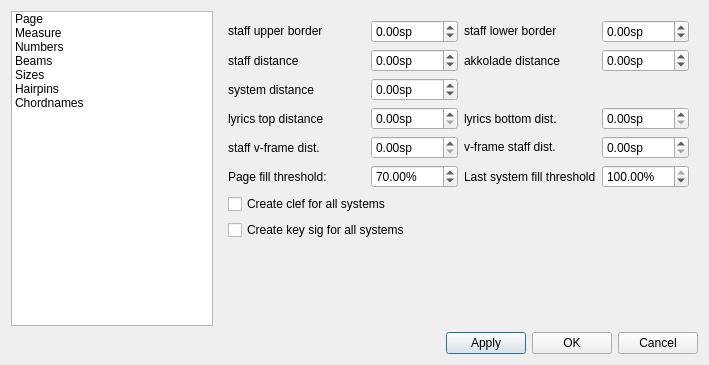
Before: the Qt Designer form mscore/mscore/editstyle.ui in musescore/musescore-old, drawn with Qt 5.
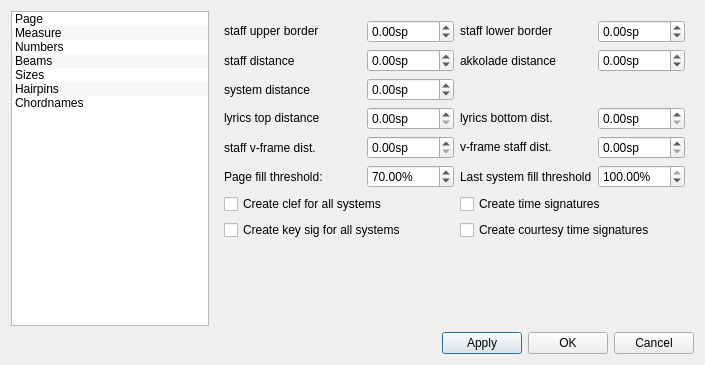
After: the same form once the commit is applied.

What changed in the file:
```diff
--- a/mscore/mscore/editstyle.ui
+++ b/mscore/mscore/editstyle.ui
@@ -5,7 +5,7 @@
    <rect>
     <x>0</x>
     <y>0</y>
-    <width>709</width>
+    <width>705</width>
     <height>365</height>
    </rect>
   </property>
@@ -16,11 +16,23 @@
    <item row="0" column="0" >
     <widget class="QListWidget" name="pageList" >
      <property name="sizePolicy" >
-      <sizepolicy vsizetype="Expanding" hsizetype="Preferred" >
+      <sizepolicy vsizetype="Expanding" hsizetype="Maximum" >
        <horstretch>0</horstretch>
        <verstretch>0</verstretch>
       </sizepolicy>
      </property>
+     <property name="horizontalScrollBarPolicy" >
+      <enum>Qt::ScrollBarAlwaysOff</enum>
+     </property>
+     <property name="alternatingRowColors" >
+      <bool>true</bool>
+     </property>
+     <property name="resizeMode" >
+      <enum>QListView::Adjust</enum>
+     </property>
+     <property name="uniformItemSizes" >
+      <bool>true</bool>
+     </property>
      <property name="currentRow" >
       <number>-1</number>
      </property>
@@ -194,6 +206,12 @@
        </item>
        <item row="3" column="0" >
         <widget class="QLabel" name="label_34" >
+         <property name="sizePolicy" >
+          <sizepolicy vsizetype="Fixed" hsizetype="Fixed" >
+           <horstretch>0</horstretch>
+           <verstretch>0</verstretch>
+          </sizepolicy>
+         </property>
          <property name="text" >
           <string>lyrics top distance</string>
          </property>
@@ -208,6 +226,12 @@
        </item>
        <item row="3" column="2" >
         <widget class="QLabel" name="label_36" >
+         <property name="sizePolicy" >
+          <sizepolicy vsizetype="Fixed" hsizetype="Preferred" >
+           <horstretch>0</horstretch>
+           <verstretch>0</verstretch>
+          </sizepolicy>
+         </property>
          <property name="text" >
           <string>lyrics bottom dist.</string>
          </property>
@@ -310,6 +334,13 @@
          </property>
         </widget>
        </item>
+       <item row="6" column="2" colspan="2" >
+        <widget class="QCheckBox" name="genTimesig" >
+         <property name="text" >
+          <string>Create time signatures</string>
+         </property>
+        </widget>
+       </item>
        <item row="7" column="0" colspan="2" >
         <widget class="QCheckBox" name="genKeysig" >
          <property name="text" >
@@ -317,6 +348,13 @@
          </property>
         </widget>
        </item>
+       <item row="7" column="2" colspan="2" >
+        <widget class="QCheckBox" name="genCourtesyTimesig" >
+         <property name="text" >
+          <string>Create courtesy time signatures</string>
+         </property>
+        </widget>
+       </item>
        <item row="8" column="0" >
         <spacer>
          <property name="orientation" >
```
